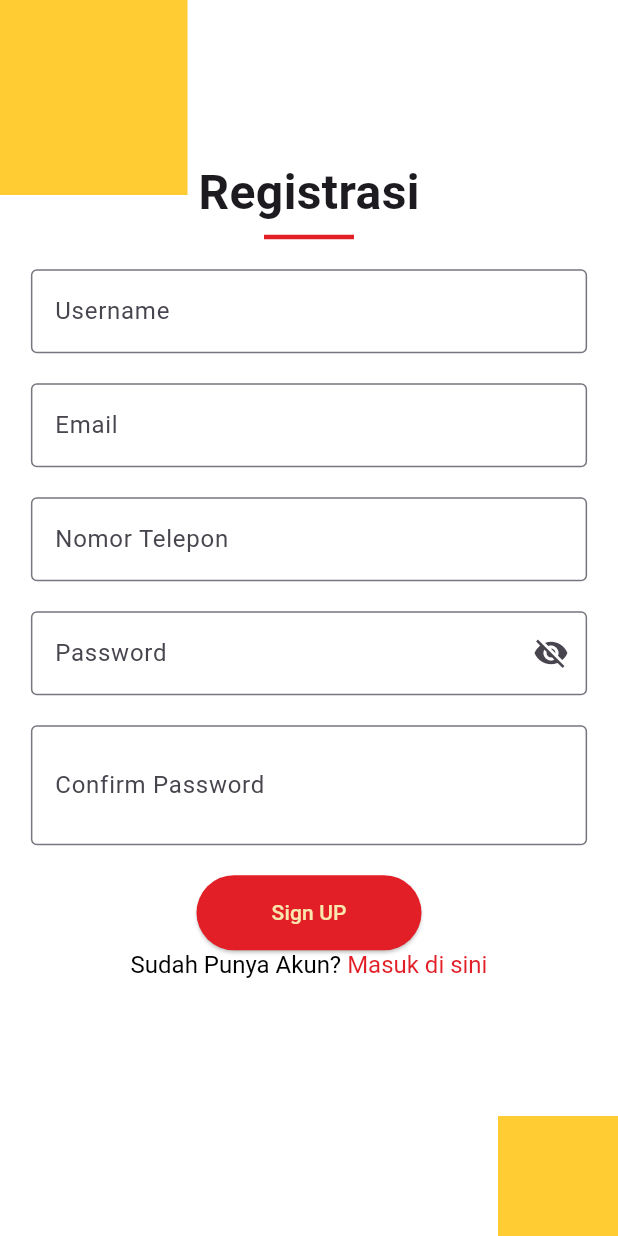
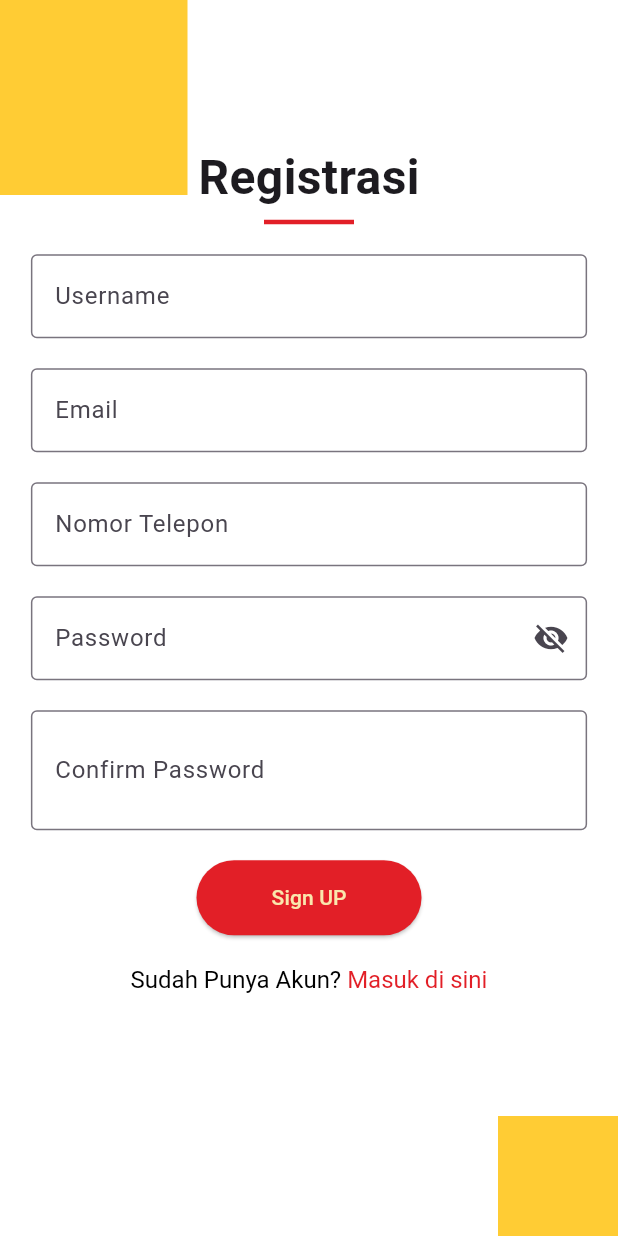
Before and after one commit to Faneey/venueupi, a Flutter app: the AuthForm screen opened directly, on a phone screen of 412 x 824 dp. Run offline on Flutter 3.47's test engine with Material 3 defaults, Android fonts, the phone set to English and light mode, and no system bars; our stand-ins replace cloud_firestore, firebase_auth, firebase_core; missing offline and left inert: device_frame; accounts and stored records are empty.

Commit message:
nambahin isLoading

```diff
--- a/lib/auth_form/login.dart
+++ b/lib/auth_form/login.dart
@@ -45,6 +45,7 @@ class _LoginPageState extends State<LoginPage> {
       if (snapshot.docs.isEmpty) {
         setState(() {
           pesan = "Username tidak ditemukan";
+          isLoading = false;
         });
         return;
       }
--- a/lib/auth_form/register.dart
+++ b/lib/auth_form/register.dart
@@ -23,7 +23,6 @@ class RegisterPage extends State<AuthForm> {
   String pesan = "";
 
   void register() async {
-
     setState(() {
       isLoading = true;
     });
@@ -247,7 +246,8 @@ class RegisterPage extends State<AuthForm> {
                           },
                         ),
                         SizedBox(height: 20),
-                        isLoading ? const CircularProgressIndicator()
+                        isLoading
+                            ? const CircularProgressIndicator()
                             : ElevatedButton(
                                 onPressed: () {
                                   register();
@@ -258,13 +258,19 @@ class RegisterPage extends State<AuthForm> {
                                   padding: EdgeInsets.symmetric(
                                       horizontal: 50, vertical: 15),
                                 ),
-                          child: Text(
+                                child: const Text(
                                   'Sign UP',
                                   style: TextStyle(color: Color(0xFFFAE7AD)),
                                 ),
                               ),
-                        isLoading ? const Text(
-                          "sedang membuat akun...", style: TextStyle(fontSize: 16, color: Colors.grey, fontStyle: FontStyle.italic),
+                        const SizedBox(height: 20),
+                        isLoading
+                            ? const Text(
+                                "sedang membuat akun...",
+                                style: TextStyle(
+                                    fontSize: 16,
+                                    color: Colors.grey,
+                                    fontStyle: FontStyle.italic),
                               )
                             : RichText(
                                 text: TextSpan(
@@ -277,7 +283,8 @@ class RegisterPage extends State<AuthForm> {
                                     TextSpan(
                                       text: 'Masuk di sini',
                                       style: TextStyle(
-                                    color: Color(0xFFE21F27), fontSize: 16),
+                                          color: Color(0xFFE21F27),
+                                          fontSize: 16),
                                       recognizer: TapGestureRecognizer()
                                         ..onTap = () {
                                           Navigator.push(
--- a/lib/main.dart
+++ b/lib/main.dart
@@ -25,7 +25,7 @@ class MyApp extends StatelessWidget {
       home: LoginPage(),
       builder: (context, child) {
         return DeviceFrame(
-          device: Devices.ios.iPhone13,
+          device: Devices.ios.iPhone13Mini,
           screen: child!,
         );
       },
```
Lines whose indentation alone changed are shown as unchanged.
